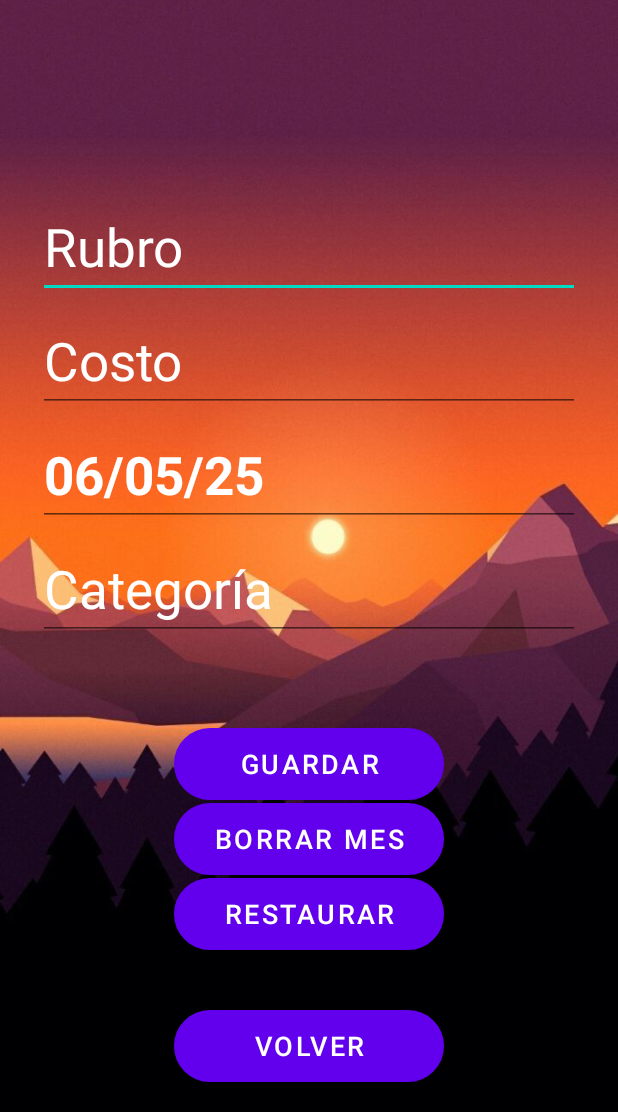
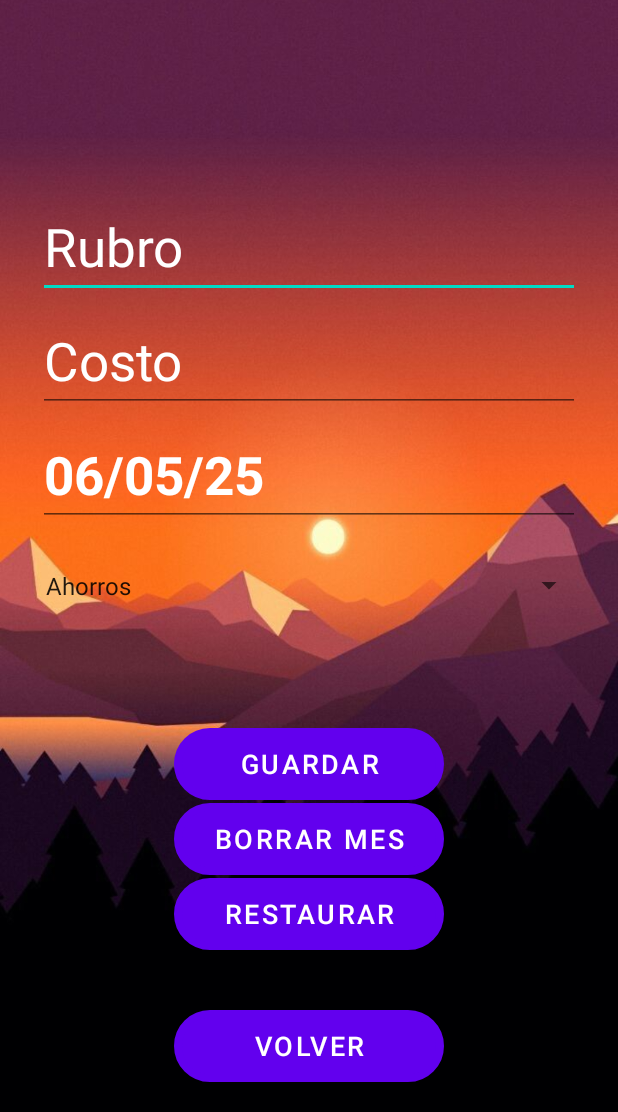
Before and after one commit to LeonardoDavidLuna/financeCalculator, an Android app: the Entrada screen opened directly, with no data from a screen before it, on a phone screen of 412 x 824 dp, the part 124-1236 px from its top. Run offline under Robolectric (Android 15) with nearby library versions, the phone set to English and light mode, and no system bars.

```diff
--- a/app/src/main/java/com/example/financecalculator/Entrada.java
+++ b/app/src/main/java/com/example/financecalculator/Entrada.java
@@ -4,6 +4,9 @@ import static android.widget.Toast.makeText;
 import static com.example.financecalculator.MainActivity.ID_USUARIO;
 import android.annotation.SuppressLint;
 import android.content.ContentValues;
+import android.widget.AdapterView;
+import android.widget.ArrayAdapter;
+import android.widget.Spinner;
 import android.content.Intent;
 import android.database.sqlite.SQLiteDatabase;
 import androidx.appcompat.app.AppCompatActivity;
@@ -17,7 +20,9 @@ import java.util.Date;
 
 public class Entrada extends AppCompatActivity
 {
-    private EditText etDate, etPurchase, etCost, etCategory;
+    private EditText etDate, etPurchase, etCost;
+    private String categoria="";
+
     long today = System.currentTimeMillis();
     Date fecha2 = new Date(today);
     @SuppressLint("SimpleDateFormat")
@@ -36,11 +41,8 @@ public class Entrada extends AppCompatActivity
         etDate = findViewById(R.id.editDate);
         etPurchase = findViewById(R.id.editCompra);
         etCost = findViewById(R.id.editCosto);
-        etCategory = findViewById(R.id.editCategoria);
 
-        //Obtiene ID de la Main Activity
-        Intent intent = getIntent();
-        String ID = intent.getStringExtra(MainActivity.ID_USUARIO);
+        Spinner etSpinner = findViewById(R.id.editCategoria);
 
         long today = System.currentTimeMillis();
         Date fecha2 = new Date(today);
@@ -48,6 +50,25 @@ public class Entrada extends AppCompatActivity
         String salida = df.format(fecha2);
 
         etDate.setText(salida);
+
+        String[] options = {"Ahorros", "Alimentación","Alquiler", "Deudas", "Educación", "Impuestos", "Entretenimiento", "Otros", "Regalos", "Ropa", "Salud", "Seguros", "Servicios", "Transporte", "Viajes"};
+        ArrayAdapter<String> adapter = new ArrayAdapter<>(this, android.R.layout.simple_spinner_item, options);
+
+        adapter.setDropDownViewResource(android.R.layout.simple_spinner_dropdown_item);
+        etSpinner.setAdapter(adapter);
+        etSpinner.setOnItemSelectedListener(new AdapterView.OnItemSelectedListener() {
+            @Override
+            public void onItemSelected(AdapterView<?> parent, View view, int position, long id) {
+                categoria = parent.getItemAtPosition(position).toString();
+            }
+            @Override
+            public void onNothingSelected(AdapterView<?> parent) {
+                // Este método se llama si no se selection ningún elemento
+                // Suede dejarse vacío o mostrar un mensaje.
+                Toast.makeText(Entrada.this, "Nada seleccionado", Toast.LENGTH_SHORT).show();
+            }
+        });
+
     }
 
     //Guarda un nuevo Gasto
@@ -58,9 +79,8 @@ public class Entrada extends AppCompatActivity
         SQLiteDatabase bd = admin.getWritableDatabase();
 
         String fecha    = etDate.getText().toString();
-        String rubro   = etPurchase.getText().toString();
+        String rubro    = etPurchase.getText().toString();
         String costo    = etCost.getText().toString();
-        String categoria= etCategory.getText().toString();
 
         ContentValues registro = new ContentValues();
         registro.put("fecha", fecha);
@@ -82,7 +102,6 @@ public class Entrada extends AppCompatActivity
             etDate.setText(salida);
             etPurchase.setText("");
             etCost.setText("");
-            etCategory.setText("");
             makeText(this, "Guardado correctamente", Toast.LENGTH_SHORT).show();
         }
     }
@@ -100,7 +119,7 @@ public class Entrada extends AppCompatActivity
         etDate.setText(salida);
         etPurchase.setText("");
         etCost.setText("");
-        etCategory.setText("");
+        //cat.setText("");
         makeText(this, "¡Eliminado Correctamente!", Toast.LENGTH_SHORT).show();
     }
     //Borrar todas las entradas del Mes
--- a/app/src/main/res/layout/activity_entrada.xml
+++ b/app/src/main/res/layout/activity_entrada.xml
@@ -38,23 +38,6 @@
         app:layout_constraintHorizontal_bias="0.0"
         app:layout_constraintStart_toStartOf="parent"
         app:layout_constraintTop_toBottomOf="@+id/eti_Registro" />
-
-    <EditText
-        android:id="@+id/editCategoria"
-        android:layout_width="match_parent"
-        android:layout_height="wrap_content"
-        android:layout_marginStart="25dp"
-        android:layout_marginTop="8dp"
-        android:layout_marginEnd="25dp"
-        android:hint="@string/eti_categoria_string"
-        android:inputType="textCapWords"
-        android:textColor="@android:color/background_light"
-        android:textColorHint="@android:color/background_light"
-        android:textSize="35sp"
-        app:layout_constraintEnd_toEndOf="parent"
-        app:layout_constraintHorizontal_bias="0.0"
-        app:layout_constraintStart_toStartOf="parent"
-        app:layout_constraintTop_toBottomOf="@+id/editDate" />
 
     <EditText
         android:id="@+id/editCosto"
@@ -153,4 +136,17 @@
         app:layout_constraintEnd_toEndOf="parent"
         app:layout_constraintStart_toStartOf="parent" />
 
+    <Spinner
+        android:id="@+id/editCategoria"
+        android:layout_width="367dp"
+        android:layout_height="63dp"
+        android:layout_marginStart="25dp"
+        android:layout_marginTop="8dp"
+        android:layout_marginEnd="25dp"
+        android:textColor="@android:color/background_light"
+        android:textSize="35sp"
+        app:layout_constraintEnd_toEndOf="parent"
+        app:layout_constraintStart_toStartOf="parent"
+        app:layout_constraintTop_toBottomOf="@+id/editDate" />
+
 </androidx.constraintlayout.widget.ConstraintLayout>
```
